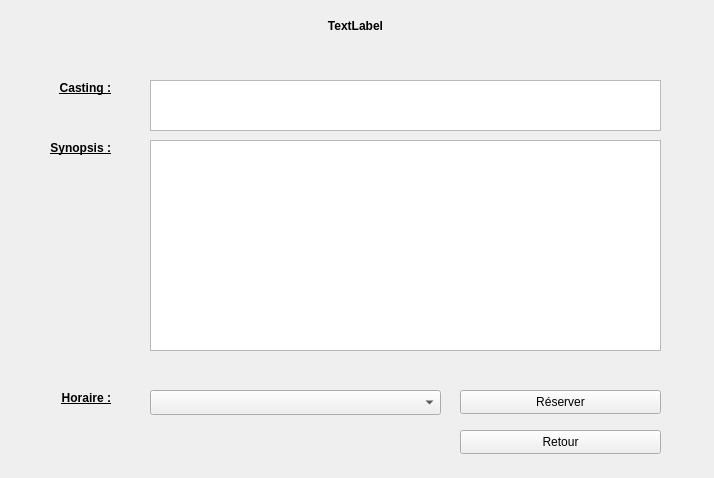
This is ui/detailWidget.ui in KaneRoot/ihmsem6a as Qt 5 draws it before an edit. The edited form follows.
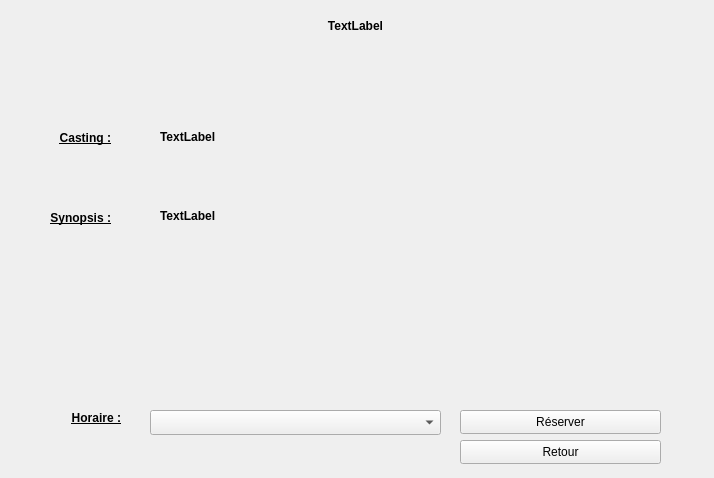
This is the edited form.

What changed in the file:
```diff
--- a/ui/detailWidget.ui
+++ b/ui/detailWidget.ui
@@ -17,7 +17,7 @@
    <property name="geometry">
     <rect>
      <x>460</x>
-     <y>430</y>
+     <y>440</y>
      <width>201</width>
      <height>24</height>
     </rect>
@@ -26,19 +26,6 @@
     <string>Retour</string>
    </property>
   </widget>
-  <widget class="QPlainTextEdit" name="plainTextSynopsis">
-   <property name="geometry">
-    <rect>
-     <x>150</x>
-     <y>140</y>
-     <width>511</width>
-     <height>211</height>
-    </rect>
-   </property>
-   <property name="readOnly">
-    <bool>true</bool>
-   </property>
-  </widget>
   <widget class="QLabel" name="labelTitle">
    <property name="geometry">
     <rect>
@@ -74,7 +61,7 @@
    <property name="geometry">
     <rect>
      <x>20</x>
-     <y>140</y>
+     <y>210</y>
      <width>91</width>
      <height>16</height>
     </rect>
@@ -97,7 +84,7 @@
    <property name="geometry">
     <rect>
      <x>150</x>
-     <y>390</y>
+     <y>410</y>
      <width>291</width>
      <height>25</height>
     </rect>
@@ -106,8 +93,8 @@
   <widget class="QLabel" name="lblHoraire">
    <property name="geometry">
     <rect>
-     <x>30</x>
-     <y>390</y>
+     <x>40</x>
+     <y>410</y>
      <width>81</width>
      <height>16</height>
     </rect>
@@ -130,7 +117,7 @@
    <property name="geometry">
     <rect>
      <x>460</x>
-     <y>390</y>
+     <y>410</y>
      <width>201</width>
      <height>24</height>
     </rect>
@@ -143,7 +130,7 @@
    <property name="geometry">
     <rect>
      <x>20</x>
-     <y>80</y>
+     <y>130</y>
      <width>91</width>
      <height>16</height>
     </rect>
@@ -162,17 +149,60 @@
     <set>Qt::AlignRight|Qt::AlignTrailing|Qt::AlignVCenter</set>
    </property>
   </widget>
-  <widget class="QPlainTextEdit" name="plainTextEdit">
+  <widget class="QLabel" name="textEdit">
    <property name="geometry">
     <rect>
-     <x>150</x>
-     <y>80</y>
-     <width>511</width>
-     <height>51</height>
+     <x>160</x>
+     <y>130</y>
+     <width>441</width>
+     <height>61</height>
     </rect>
    </property>
-   <property name="readOnly">
-    <bool>true</bool>
+   <property name="font">
+    <font>
+     <weight>75</weight>
+     <bold>true</bold>
+    </font>
+   </property>
+   <property name="cursor">
+    <cursorShape>IBeamCursor</cursorShape>
+   </property>
+   <property name="text">
+    <string>TextLabel</string>
+   </property>
+   <property name="textFormat">
+    <enum>Qt::AutoText</enum>
+   </property>
+   <property name="alignment">
+    <set>Qt::AlignLeading|Qt::AlignLeft|Qt::AlignTop</set>
+   </property>
+  </widget>
+  <widget class="QLabel" name="textSynopsis">
+   <property name="geometry">
+    <rect>
+     <x>160</x>
+     <y>209</y>
+     <width>441</width>
+     <height>141</height>
+    </rect>
+   </property>
+   <property name="font">
+    <font>
+     <weight>75</weight>
+     <bold>true</bold>
+    </font>
+   </property>
+   <property name="cursor">
+    <cursorShape>IBeamCursor</cursorShape>
+   </property>
+   <property name="text">
+    <string>TextLabel</string>
+   </property>
+   <property name="scaledContents">
+    <bool>false</bool>
+   </property>
+   <property name="alignment">
+    <set>Qt::AlignLeading|Qt::AlignLeft|Qt::AlignTop</set>
    </property>
   </widget>
  </widget>
```
